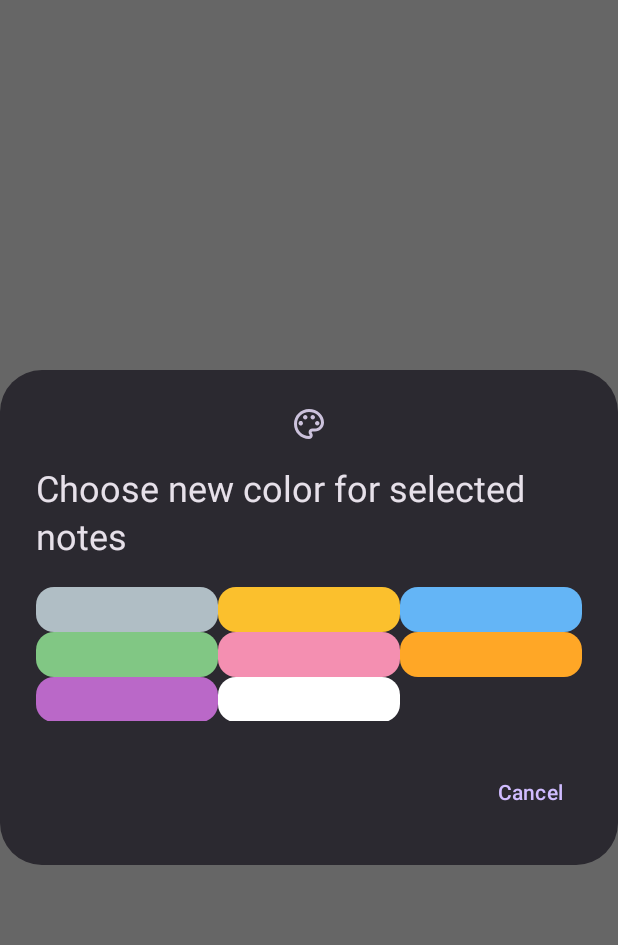
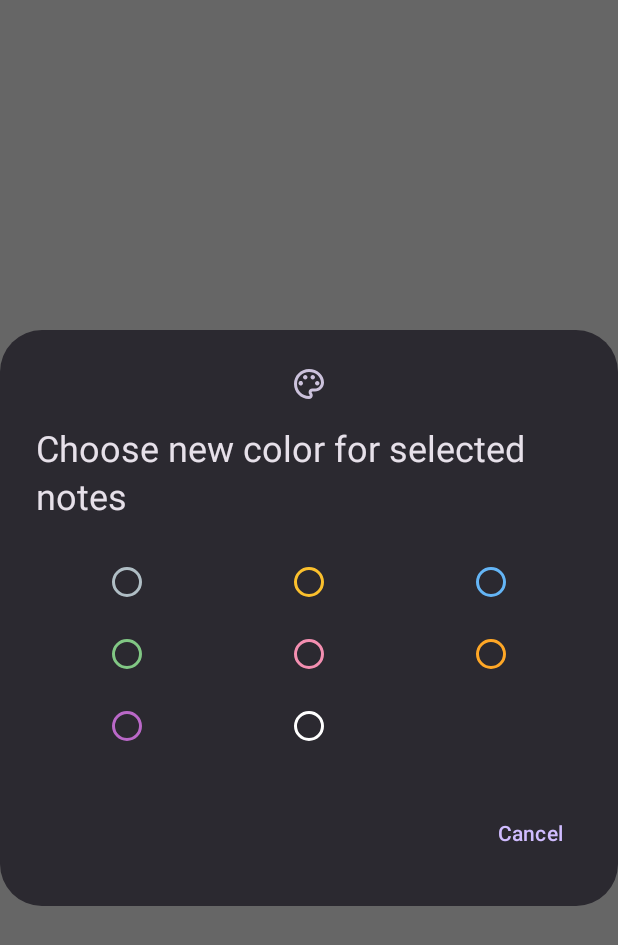
Before and after one commit to Willecode/BasicNotes, an Android app built with Jetpack Compose: the @Preview function ColorPickerDialogPreview, on a phone screen of 412 x 824 dp. Shown: the top 945 px of the screen. Run offline under Robolectric (Android 15) with nearby library versions, the phone set to English and light mode, and no system bars.

Commit message:
Feature: Better colorpicker dialog for multinote color changing

```diff
--- a/app/src/main/java/com/portfolio/basicnotes/ui/util/ColorPicker.kt
+++ b/app/src/main/java/com/portfolio/basicnotes/ui/util/ColorPicker.kt
@@ -1,27 +1,27 @@
 package com.portfolio.basicnotes.ui.util
 
 import androidx.compose.foundation.layout.Arrangement
-import androidx.compose.foundation.layout.fillMaxSize
-import androidx.compose.foundation.layout.height
-import androidx.compose.foundation.layout.width
 import androidx.compose.foundation.lazy.grid.GridCells
 import androidx.compose.foundation.lazy.grid.LazyVerticalGrid
 import androidx.compose.foundation.lazy.grid.items
 import androidx.compose.material3.AlertDialog
-import androidx.compose.material3.Card
-import androidx.compose.material3.CardColors
 import androidx.compose.material3.Icon
+import androidx.compose.material3.RadioButton
+import androidx.compose.material3.RadioButtonColors
 import androidx.compose.material3.Text
 import androidx.compose.material3.TextButton
 import androidx.compose.runtime.Composable
+import androidx.compose.runtime.LaunchedEffect
+import androidx.compose.runtime.mutableStateOf
+import androidx.compose.runtime.remember
 import androidx.compose.ui.Modifier
 import androidx.compose.ui.res.colorResource
 import androidx.compose.ui.res.painterResource
 import androidx.compose.ui.tooling.preview.Preview
-import androidx.compose.ui.unit.dp
 import com.portfolio.basicnotes.R
 import com.portfolio.basicnotes.data.NoteColorPalette
 import com.portfolio.basicnotes.ui.theme.BasicTodoTheme
+import kotlinx.coroutines.delay
 
 @Composable
 fun ColorPickerDialog(
@@ -30,7 +30,10 @@ fun ColorPickerDialog(
 ) {
     AlertDialog(
         icon = {
-            Icon(painter = painterResource(id = R.drawable.outline_palette_24), contentDescription = "")
+            Icon(
+                painter = painterResource(id = R.drawable.outline_palette_24),
+                contentDescription = ""
+            )
         },
         title = {
             Text(text = "Choose new color for selected notes")
@@ -52,31 +55,46 @@ fun ColorPickerDialog(
 
 @Composable
 fun ColorPicker(
-    colors: List< Int>,
+    colors: List<Int>,
     onColorPicked: (Int) -> Unit,
     modifier: Modifier = Modifier
 ) {
-    LazyVerticalGrid (
+    val selected = remember {
+        mutableStateOf<Int?>(null)
+    }
+
+    val buttonsEnabled = remember {
+        mutableStateOf(true)
+    }
+
+    selected.value?.let {
+        LaunchedEffect(key1 = it) {
+            delay(500L)
+            onColorPicked(it)
+        }
+    }
+
+    LazyVerticalGrid(
         verticalArrangement = Arrangement.Center,
         horizontalArrangement = Arrangement.Center,
         columns = GridCells.Fixed(3),
         modifier = modifier
     ) {
         items(colors) { colorRes ->
-            Card(
-                onClick = {onColorPicked(colorRes)},
-                colors = CardColors(
-                    colorResource(id = colorRes),
-                    colorResource(id = colorRes),
-                    colorResource(id = colorRes),
-                    colorResource(id = colorRes)
+            RadioButton(
+                selected = colorRes == selected.value,
+                onClick = {
+                    buttonsEnabled.value = false
+                    selected.value = colorRes
+                },
+                colors = RadioButtonColors(
+                    selectedColor = colorResource(id = colorRes),
+                    unselectedColor = colorResource(id = colorRes),
+                    disabledSelectedColor = colorResource(id = colorRes),
+                    disabledUnselectedColor = colorResource(id = colorRes)
                 ),
-                modifier = Modifier
-                    .width(30.dp)
-                    .height(30.dp)
-                    .fillMaxSize()
-
-            ) {}
+                enabled = buttonsEnabled.value
+            )
         }
     }
 }
```
